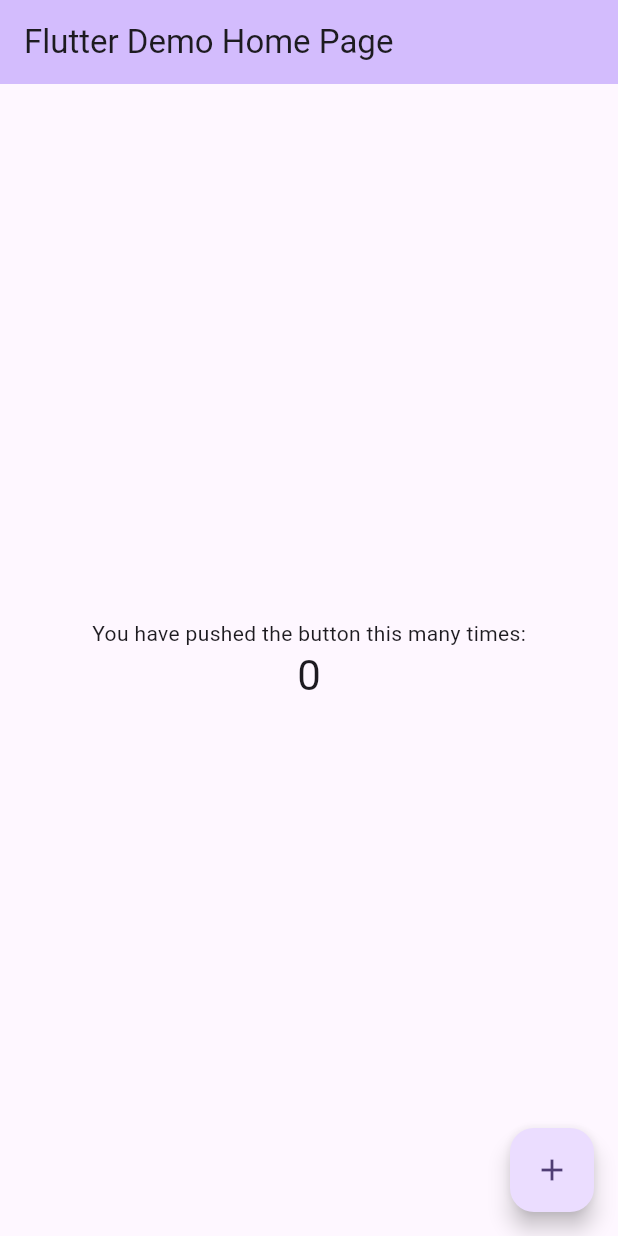
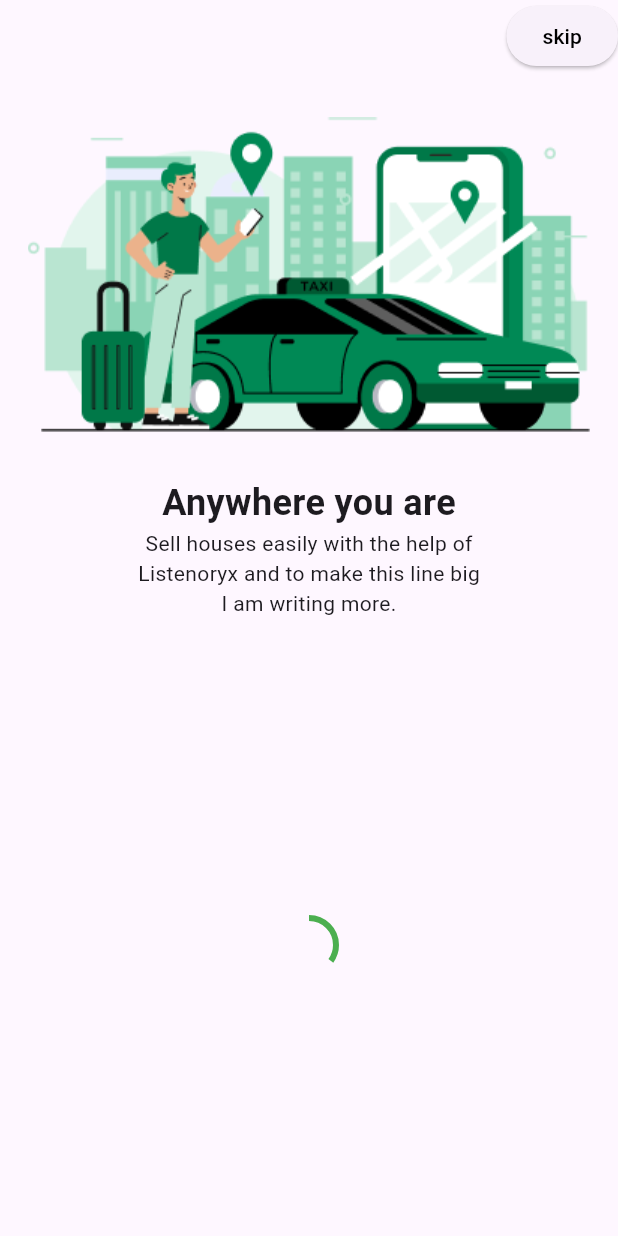
Before and after one commit to LanNguyen03/food_project, a Flutter app: the screen it shows after launch, on a phone screen of 412 x 824 dp. Run offline on Flutter 3.47's test engine with Material 2 defaults, Android fonts, the phone set to English and light mode, and no system bars.

Commit message:
update ui grab

```diff
--- /dev/null
+++ b/lib/advertisement.dart
@@ -0,0 +1,74 @@
+import 'package:flutter/material.dart';
+
+class advertisement extends StatefulWidget {
+  const advertisement({super.key});
+
+  @override
+  State<advertisement> createState() => _advertisementState();
+}
+
+class _advertisementState extends State<advertisement> {
+  @override
+  Widget build(BuildContext context) {
+    return Scaffold(
+      body: SafeArea(
+        child: Column(
+          children: [
+            Expanded(
+              child: Column(
+                children: [
+                  Container(
+                    alignment: Alignment.bottomRight,
+                    child: ElevatedButton(
+                      onPressed: () => print("click skip"),
+                      child: const Text(
+                        'skip',
+                        style: TextStyle(color: Colors.black),
+                      ),
+                    ),
+
+                  ),
+                  const SizedBox(
+                    height: 30,
+                  ),
+                  Column(
+                    children: [Image.asset('assets/one.png')],
+                  ),
+                  const SizedBox(
+                    height: 30,
+                  ),
+                  Container(
+                    alignment: Alignment.center,
+                    child: const Text(
+                      'Anywhere you are',
+                      style: TextStyle(
+                        fontWeight: FontWeight.bold,
+                        fontSize: 24,
+                      ),
+                    ),
+                  ),
+                  const Text('Sell houses easily with the help of'),
+                  const Text('Listenoryx and to make this line big'),
+                  const Text('I am writing more.'),
+
+
+                const SizedBox(
+                  height: 200,
+                ),
+
+                const Center(
+                  child: CircularProgressIndicator(
+                    color: Colors.green,
+                    value: 0.35,
+
+                  ),
+                )
+                ],
+              ),
+            )
+          ],
+        ),
+      ),
+    );
+  }
+}
--- a/lib/main.dart
+++ b/lib/main.dart
@@ -1,4 +1,9 @@
 import 'package:flutter/material.dart';
+
+import 'advertisement.dart';
+import 'anytime.dart';
+import 'bookyourcar.dart';
+
 
 void main() {
   runApp(const MyApp());
@@ -13,113 +18,10 @@ class MyApp extends StatelessWidget {
     return MaterialApp(
       title: 'Flutter Demo',
       theme: ThemeData(
-        // This is the theme of your application.
-        //
-        // TRY THIS: Try running your application with "flutter run". You'll see
-        // the application has a blue toolbar. Then, without quitting the app,
-        // try changing the seedColor in the colorScheme below to Colors.green
-        // and then invoke "hot reload" (save your changes or press the "hot
-        // reload" button in a Flutter-supported IDE, or press "r" if you used
-        // the command line to start the app).
-        //
-        // Notice that the counter didn't reset back to zero; the application
-        // state is not lost during the reload. To reset the state, use hot
-        // restart instead.
-        //
-        // This works for code too, not just values: Most code changes can be
-        // tested with just a hot reload.
         colorScheme: ColorScheme.fromSeed(seedColor: Colors.deepPurple),
         useMaterial3: true,
       ),
-      home: const MyHomePage(title: 'Flutter Demo Home Page'),
+      home:  advertisement(),
     );
   }
 }
-
-class MyHomePage extends StatefulWidget {
-  const MyHomePage({super.key, required this.title});
-
-  // This widget is the home page of your application. It is stateful, meaning
-  // that it has a State object (defined below) that contains fields that affect
-  // how it looks.
-
-  // This class is the configuration for the state. It holds the values (in this
-  // case the title) provided by the parent (in this case the App widget) and
-  // used by the build method of the State. Fields in a Widget subclass are
-  // always marked "final".
-
-  final String title;
-
-  @override
-  State<MyHomePage> createState() => _MyHomePageState();
-}
-
-class _MyHomePageState extends State<MyHomePage> {
-  int _counter = 0;
-
-  void _incrementCounter() {
-    setState(() {
-      // This call to setState tells the Flutter framework that something has
-      // changed in this State, which causes it to rerun the build method below
-      // so that the display can reflect the updated values. If we changed
-      // _counter without calling setState(), then the build method would not be
-      // called again, and so nothing would appear to happen.
-      _counter++;
-    });
-  }
-
-  @override
-  Widget build(BuildContext context) {
-    // This method is rerun every time setState is called, for instance as done
-    // by the _incrementCounter method above.
-    //
-    // The Flutter framework has been optimized to make rerunning build methods
-    // fast, so that you can just rebuild anything that needs updating rather
-    // than having to individually change instances of widgets.
-    return Scaffold(
-      appBar: AppBar(
-        // TRY THIS: Try changing the color here to a specific color (to
-        // Colors.amber, perhaps?) and trigger a hot reload to see the AppBar
-        // change color while the other colors stay the same.
-        backgroundColor: Theme.of(context).colorScheme.inversePrimary,
-        // Here we take the value from the MyHomePage object that was created by
-        // the App.build method, and use it to set our appbar title.
-        title: Text(widget.title),
-      ),
-      body: Center(
-        // Center is a layout widget. It takes a single child and positions it
-        // in the middle of the parent.
-        child: Column(
-          // Column is also a layout widget. It takes a list of children and
-          // arranges them vertically. By default, it sizes itself to fit its
-          // children horizontally, and tries to be as tall as its parent.
-          //
-          // Column has various properties to control how it sizes itself and
-          // how it positions its children. Here we use mainAxisAlignment to
-          // center the children vertically; the main axis here is the vertical
-          // axis because Columns are vertical (the cross axis would be
-          // horizontal).
-          //
-          // TRY THIS: Invoke "debug painting" (choose the "Toggle Debug Paint"
-          // action in the IDE, or press "p" in the console), to see the
-          // wireframe for each widget.
-          mainAxisAlignment: MainAxisAlignment.center,
-          children: <Widget>[
-            const Text(
-              'You have pushed the button this many times:',
-            ),
-            Text(
-              '$_counter',
-              style: Theme.of(context).textTheme.headlineMedium,
-            ),
-          ],
-        ),
-      ),
-      floatingActionButton: FloatingActionButton(
-        onPressed: _incrementCounter,
-        tooltip: 'Increment',
-        child: const Icon(Icons.add),
-      ), // This trailing comma makes auto-formatting nicer for build methods.
-    );
-  }
-}
--- a/pubspec.yaml
+++ b/pubspec.yaml
@@ -59,9 +59,8 @@ flutter:
   uses-material-design: true
 
   # To add assets to your application, add an assets section, like this:
-  # assets:
-  #   - images/a_dot_burr.jpeg
-  #   - images/a_dot_ham.jpeg
+  assets:
+    - assets/
 
   # An image asset can refer to one or more resolution-specific "variants", see
   # https://flutter.dev/assets-and-images/#resolution-aware
```
Also changed, not shown: lib/anytime.dart (added, +61 -0 lines), lib/bookyourcar.dart (added, +61 -0 lines), assets/one.png (added), assets/three.png (added), assets/two.png (added).
